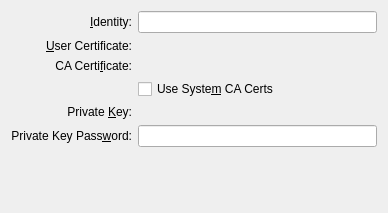
Above: libs/ui/security/eapmethodtlsbase.ui from netrunner-debian-kde-extras/networkmanagement before the change. Below: the same form after it.
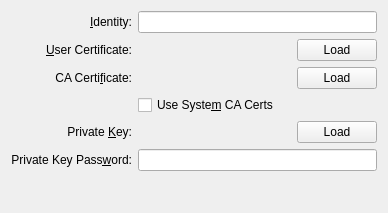
That is the form after the change. Custom widgets are drawn as their Qt base class.

What changed in the file:
```diff
--- a/libs/ui/security/eapmethodtlsbase.ui
+++ b/libs/ui/security/eapmethodtlsbase.ui
@@ -38,13 +38,10 @@
         <set>Qt::AlignRight|Qt::AlignTrailing|Qt::AlignVCenter</set>
        </property>
        <property name="buddy">
-        <cstring>kurClientCert</cstring>
+        <cstring>clientCertLoad</cstring>
        </property>
       </widget>
      </item>
-     <item row="1" column="1">
-      <widget class="KUrlRequester" name="kurClientCert"/>
-     </item>
      <item row="2" column="0">
       <widget class="QLabel" name="label_3">
        <property name="text">
@@ -54,13 +51,10 @@
         <set>Qt::AlignRight|Qt::AlignTrailing|Qt::AlignVCenter</set>
        </property>
        <property name="buddy">
-        <cstring>kurCaCert</cstring>
+        <cstring>caCertLoad</cstring>
        </property>
       </widget>
      </item>
-     <item row="2" column="1">
-      <widget class="KUrlRequester" name="kurCaCert"/>
-     </item>
      <item row="4" column="0">
       <widget class="QLabel" name="label_4">
        <property name="text">
@@ -70,13 +64,10 @@
         <set>Qt::AlignRight|Qt::AlignTrailing|Qt::AlignVCenter</set>
        </property>
        <property name="buddy">
-        <cstring>kurPrivateKey</cstring>
+        <cstring>privateKeyLoad</cstring>
        </property>
       </widget>
      </item>
-     <item row="4" column="1">
-      <widget class="KUrlRequester" name="kurPrivateKey"/>
-     </item>
      <item row="5" column="0">
       <widget class="QLabel" name="label_5">
        <property name="text">
@@ -104,6 +95,126 @@
        </property>
       </widget>
      </item>
+     <item row="1" column="1">
+      <layout class="QHBoxLayout" name="horizontalLayout">
+       <item>
+        <widget class="KLed" name="clientCertLed">
+         <property name="sizePolicy">
+          <sizepolicy hsizetype="Fixed" vsizetype="Fixed">
+           <horstretch>0</horstretch>
+           <verstretch>0</verstretch>
+          </sizepolicy>
+         </property>
+         <property name="state">
+          <enum>KLed::Off</enum>
+         </property>
+         <property name="look">
+          <enum>KLed::Flat</enum>
+         </property>
+        </widget>
+       </item>
+       <item>
+        <widget class="QLabel" name="clientCertLoadedLabel">
+         <property name="text">
+          <string/>
+         </property>
+        </widget>
+       </item>
+       <item>
+        <widget class="KPushButton" name="clientCertLoad">
+         <property name="sizePolicy">
+          <sizepolicy hsizetype="Fixed" vsizetype="Fixed">
+           <horstretch>0</horstretch>
+           <verstretch>0</verstretch>
+          </sizepolicy>
+         </property>
+         <property name="text">
+          <string>Load</string>
+         </property>
+        </widget>
+       </item>
+      </layout>
+     </item>
+     <item row="2" column="1">
+      <layout class="QHBoxLayout" name="horizontalLayout_2">
+       <item>
+        <widget class="KLed" name="caCertLed">
+         <property name="sizePolicy">
+          <sizepolicy hsizetype="Fixed" vsizetype="Fixed">
+           <horstretch>0</horstretch>
+           <verstretch>0</verstretch>
+          </sizepolicy>
+         </property>
+         <property name="state">
+          <enum>KLed::Off</enum>
+         </property>
+         <property name="look">
+          <enum>KLed::Flat</enum>
+         </property>
+        </widget>
+       </item>
+       <item>
+        <widget class="QLabel" name="caCertLoadedLabel">
+         <property name="text">
+          <string/>
+         </property>
+        </widget>
+       </item>
+       <item>
+        <widget class="KPushButton" name="caCertLoad">
+         <property name="sizePolicy">
+          <sizepolicy hsizetype="Fixed" vsizetype="Fixed">
+           <horstretch>0</horstretch>
+           <verstretch>0</verstretch>
+          </sizepolicy>
+         </property>
+         <property name="text">
+          <string>Load</string>
+         </property>
+        </widget>
+       </item>
+      </layout>
+     </item>
+     <item row="4" column="1">
+      <layout class="QHBoxLayout" name="horizontalLayout_3">
+       <item>
+        <widget class="KLed" name="privateKeyLed">
+         <property name="sizePolicy">
+          <sizepolicy hsizetype="Fixed" vsizetype="Fixed">
+           <horstretch>0</horstretch>
+           <verstretch>0</verstretch>
+          </sizepolicy>
+         </property>
+         <property name="state">
+          <enum>KLed::Off</enum>
+         </property>
+         <property name="look">
+          <enum>KLed::Flat</enum>
+         </property>
+        </widget>
+       </item>
+       <item>
+        <widget class="QLabel" name="privateKeyLoadedLabel">
+         <property name="text">
+          <string/>
+         </property>
+        </widget>
+       </item>
+       <item>
+        <widget class="KPushButton" name="privateKeyLoad">
+         <property name="sizePolicy">
+          <sizepolicy hsizetype="Fixed" vsizetype="Fixed">
+           <horstretch>0</horstretch>
+           <verstretch>0</verstretch>
+          </sizepolicy>
+         </property>
+         <property name="text">
+          <string>Load</string>
+         </property>
+        </widget>
+       </item>
+      </layout>
+     </item>
     </layout>
    </item>
    <item>
@@ -123,9 +234,14 @@
  </widget>
  <customwidgets>
   <customwidget>
-   <class>KUrlRequester</class>
-   <extends>QFrame</extends>
-   <header>kurlrequester.h</header>
+   <class>KLed</class>
+   <extends>QWidget</extends>
+   <header>kled.h</header>
+  </customwidget>
+  <customwidget>
+   <class>KPushButton</class>
+   <extends>QPushButton</extends>
+   <header>kpushbutton.h</header>
   </customwidget>
   <customwidget>
    <class>KLineEdit</class>
```
Left out of the diff: 10 changed lines with no effect on the pictures.
